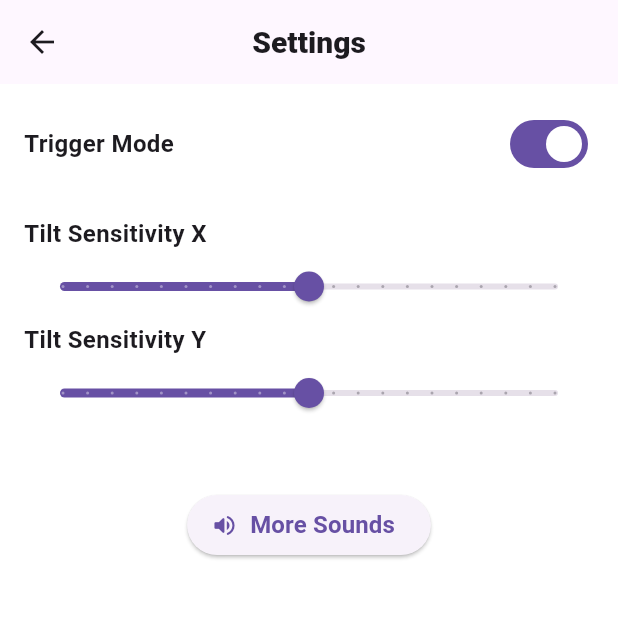
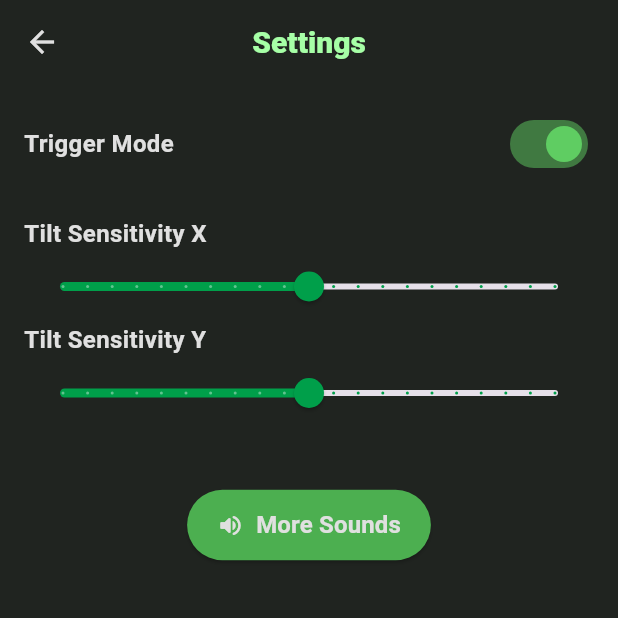
Before and after one commit to MikkelFiltenborg/TiltTunes, a Flutter app: the screen it shows after launch, after a tap on the "settings" icon, on a phone screen of 412 x 824 dp, the top half of it. Run offline on Flutter 3.47's test engine with Material 3 defaults, Android fonts, the phone set to English and light mode, and no system bars; our stand-ins replace audioplayers, sensors_plus, shared_preferences; network calls fail.

Commit message:
Styling and minor fixes added

```diff
--- /dev/null
+++ b/lib/features/soundboard/screens/assets/app_colors.dart
@@ -0,0 +1,21 @@
+import 'package:flutter/material.dart';
+
+class AppColors {
+  static const Color mutedWhite     = Color(0xFFE0E0E0);  // 0 Text & Icon  - Muted White
+  static const Color mintGreen      = Color(0xFFA6FFA6);  // 1 Title        - Mint Green
+  static const Color fernGreen      = Color(0xFF4CAF50);  // 2 Primary      - Fern Green
+  static const Color viridianGreen  = Color(0xFF009F4A);  // 3 Secondary    - Viridian Green
+  static const Color lightEmerald   = Color(0xFF5FCD62);  // 4 Light Accent - Emerald Green
+  static const Color darkEmerald    = Color(0xFF2E7D32);  // 5 Dark Accent  - Emerald Green
+  static const Color darkBackground = Color(0xFF202420);  // 6 Background   - Green Tinted DarkMode
+
+  static const List<Color> customColors = [
+    mutedWhite,
+    mintGreen,
+    fernGreen,
+    viridianGreen,
+    lightEmerald,
+    darkEmerald,
+    darkBackground,
+  ];
+}
--- a/lib/features/soundboard/screens/home_screen.dart
+++ b/lib/features/soundboard/screens/home_screen.dart
@@ -2,6 +2,7 @@ import 'package:flutter/material.dart';
 import 'package:sensors_plus/sensors_plus.dart';
 import 'package:audioplayers/audioplayers.dart';
 import 'package:tile_tunes/data/sound_assignment_manager.dart';
+import 'assets/app_colors.dart';
 import 'settings_screen.dart';
 import 'dart:async';
 import 'dart:math';
@@ -35,13 +36,6 @@ class _HomeScreenState extends State<HomeScreen> {
   double _filteredZ = 0;
 
   final double _alpha = 0.2;
-
-  final List<Color> buttonColors = [
-    const Color(0xFFFF6F3C), // Soft Orange
-    const Color(0xFFFF8A5B), // Warm Coral
-    const Color(0xFFFF7755), // Golden Yellow
-    const Color(0xFFD94F33), // Burnt Sienna
-  ];
 
   @override
   void initState() {
@@ -103,15 +97,16 @@ class _HomeScreenState extends State<HomeScreen> {
   Widget build(BuildContext context) {
     return Scaffold(
       appBar: AppBar(
-        title: const Text(
+        title: Text(
           'Tilt Tunes',
-          style: TextStyle(fontSize: 20, fontWeight: FontWeight.w900, color: Color(0xFFE0E0E0)),
+          style: TextStyle(fontSize: 20, fontWeight: FontWeight.w900, color: AppColors.mintGreen,),
         ),
         centerTitle: true,
-        backgroundColor: const Color(0xFF121212),
+        backgroundColor: AppColors.darkBackground,
         actions: [
           IconButton(
             icon: const Icon(Icons.settings),
+            color: AppColors.mutedWhite,
             onPressed: () async {
               final result = await Navigator.push(
                 context,
@@ -152,7 +147,7 @@ class _HomeScreenState extends State<HomeScreen> {
                 right: 0,
                 height: height / 2,
                 child: _TriangleButton(
-                  color: buttonColors[0],
+                  color: AppColors.fernGreen,
                   direction: TriangleDirection.down,
                   text: soundTitles[0],
                   textAlign: Alignment.topCenter,
@@ -167,7 +162,7 @@ class _HomeScreenState extends State<HomeScreen> {
                 bottom: 0,
                 width: width / 2,
                 child: _TriangleButton(
-                  color: buttonColors[1],
+                  color: AppColors.viridianGreen,
                   direction: TriangleDirection.left,
                   text: soundTitles[1],
                   textAlign: Alignment.centerRight,
@@ -182,7 +177,7 @@ class _HomeScreenState extends State<HomeScreen> {
                 bottom: 0,
                 height: height / 2,
                 child: _TriangleButton(
-                  color: buttonColors[2],
+                  color: AppColors.fernGreen,
                   direction: TriangleDirection.up,
                   text: soundTitles[2],
                   textAlign: Alignment.bottomCenter,
@@ -197,7 +192,7 @@ class _HomeScreenState extends State<HomeScreen> {
                 bottom: 0,
                 width: width / 2,
                 child: _TriangleButton(
-                  color: buttonColors[3],
+                  color: AppColors.viridianGreen,
                   direction: TriangleDirection.right,
                   text: soundTitles[3],
                   textAlign: Alignment.centerLeft,
@@ -264,13 +259,13 @@ class _TriangleButton extends StatelessWidget {
                   overflow: TextOverflow.ellipsis,
                   softWrap: false,
                   style: const TextStyle(
-                    color: Color(0xFFE0E0E0),
+                    color: AppColors.mutedWhite,
                     fontSize: 18,
                     fontWeight: FontWeight.bold,
                     shadows: [
                       Shadow(
                         blurRadius: 2,
-                        color: Colors.black45,
+                        color: AppColors.darkBackground,
                         offset: Offset(1, 1),
                       )
                     ],
--- a/lib/features/soundboard/screens/settings_screen.dart
+++ b/lib/features/soundboard/screens/settings_screen.dart
@@ -1,7 +1,8 @@
 import 'package:flutter/material.dart';
 import 'package:tile_tunes/data/sound_assignment_manager.dart';
+import 'package:shared_preferences/shared_preferences.dart';
+import 'assets/app_colors.dart';
 import 'sound_list_screen.dart';
-import 'package:shared_preferences/shared_preferences.dart';
 
 class SettingsScreen extends StatefulWidget {
   const SettingsScreen({super.key});
@@ -43,11 +44,13 @@ class _SettingsScreenState extends State<SettingsScreen> {
       appBar: AppBar(
         title: const Text(
           'Settings',
-          style: TextStyle(fontSize: 20, fontWeight: FontWeight.w900),
+          style: TextStyle(fontSize: 20, fontWeight: FontWeight.w900, color: AppColors.mintGreen,),
         ),
         centerTitle: true,
+        backgroundColor: AppColors.darkBackground,
         leading: IconButton(
           icon: const Icon(Icons.arrow_back),
+          color: AppColors.mutedWhite,
           onPressed: () {
             _saveSettings();
             Navigator.pop(context, {
@@ -58,7 +61,9 @@ class _SettingsScreenState extends State<SettingsScreen> {
           },
         ),
       ),
-      body: Padding(
+      body: Container(
+        color: AppColors.darkBackground,
+        child: Padding(
           padding: const EdgeInsets.all(16.0),
           child: Column(
             crossAxisAlignment: CrossAxisAlignment.start,
@@ -68,10 +73,12 @@ class _SettingsScreenState extends State<SettingsScreen> {
                 children: [
                   const Text(
                     'Trigger Mode',
-                  style: TextStyle(fontSize: 16, fontWeight: FontWeight.w600),
+                    style: TextStyle( fontSize: 16, fontWeight: FontWeight.w600, color: AppColors.mutedWhite,),
                   ),
                   Switch(
                     value: _useTiltTrigger,
+                    activeColor: AppColors.lightEmerald,
+                    inactiveThumbColor: AppColors.darkEmerald,
                     onChanged: (value) {
                       setState(() {
                         _useTiltTrigger = value;
@@ -86,13 +93,15 @@ class _SettingsScreenState extends State<SettingsScreen> {
               // X Slider
               Text(
                 'Tilt Sensitivity X',
-              style: const TextStyle(fontSize: 16, fontWeight: FontWeight.w600),
+                style: const TextStyle( fontSize: 16, fontWeight: FontWeight.w600, color: AppColors.mutedWhite,),
               ),
               Slider(
                 value: _sensitivityX,
                 min: 0,
                 max: 1,
                 divisions: 20,
+                thumbColor: AppColors.viridianGreen,
+                activeColor: AppColors.viridianGreen,
                 label: _sensitivityX.toStringAsFixed(2),
                 onChanged: (value) {
                   setState(() {
@@ -104,13 +113,15 @@ class _SettingsScreenState extends State<SettingsScreen> {
               // Y Slider
               Text(
                 'Tilt Sensitivity Y',
-              style: const TextStyle(fontSize: 16, fontWeight: FontWeight.w600),
+                style: const TextStyle(fontSize: 16, fontWeight: FontWeight.w600, color: AppColors.mutedWhite,),
               ),
               Slider(
                 value: _sensitivityY,
                 min: 0,
                 max: 1,
                 divisions: 20,
+                thumbColor: AppColors.viridianGreen,
+                activeColor: AppColors.viridianGreen,
                 label: _sensitivityY.toStringAsFixed(2),
                 onChanged: (value) {
                   setState(() {
@@ -124,10 +135,23 @@ class _SettingsScreenState extends State<SettingsScreen> {
               // More Sounds
               Center(
                 child: ElevatedButton.icon(
-                icon: const Icon(Icons.volume_up_rounded),
+                  style: ElevatedButton.styleFrom(
+                    backgroundColor: AppColors.fernGreen,
+                    padding: const EdgeInsets.symmetric(
+                      horizontal: 20,
+                      vertical: 12,
+                    ),
+                    shape: RoundedRectangleBorder(
+                      borderRadius: BorderRadius.circular(25),
+                    ),
+                  ),
+                  icon: const Icon(
+                    Icons.volume_up_rounded,
+                    color: AppColors.mutedWhite,
+                  ),
                   label: const Text(
                     'More Sounds',
-                  style: TextStyle(fontSize: 16, fontWeight: FontWeight.w600),
+                    style: TextStyle(fontSize: 16, fontWeight: FontWeight.w600, color: AppColors.mutedWhite,),
                   ),
                   onPressed: () async {
                     await Navigator.push(
@@ -149,6 +173,7 @@ class _SettingsScreenState extends State<SettingsScreen> {
             ],
           ),
         ),
+      ),
     );
   }
 }
```
Also changed, not shown: lib/features/soundboard/screens/sound_list_screen.dart (+76 -9 lines). Lines whose indentation alone changed are shown as unchanged.
